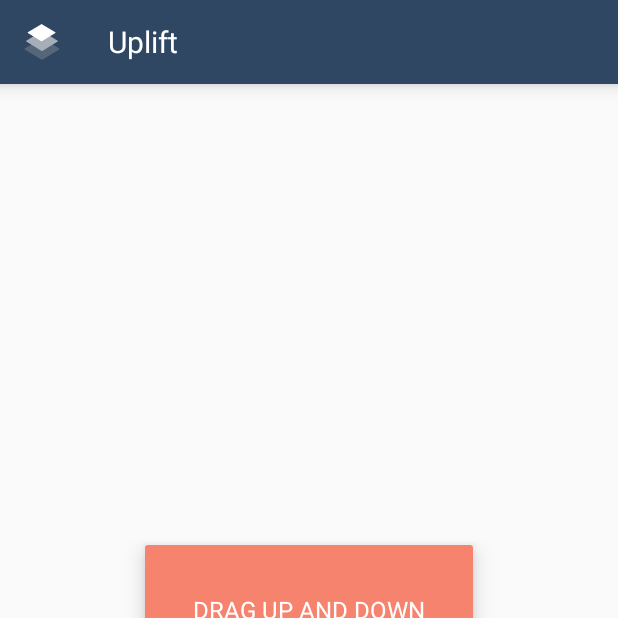
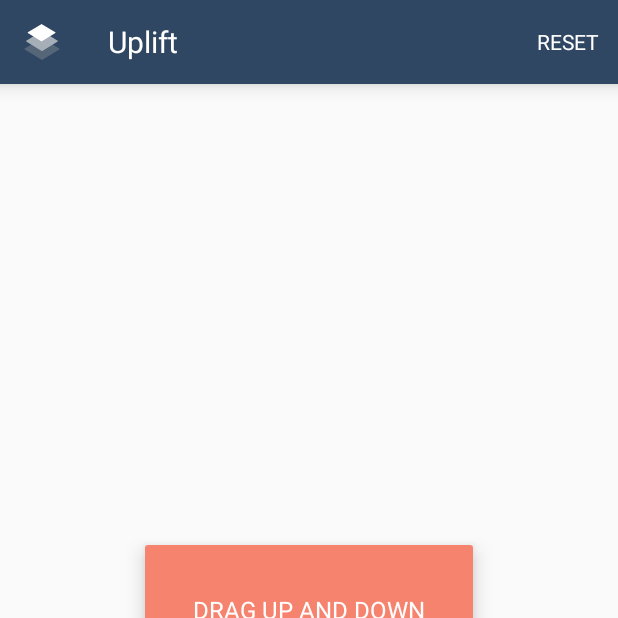
Before and after one commit to rock3r/uplift, an Android app: the screen it shows after launch (MainActivity), on a phone screen of 412 x 824 dp, the top half of it. Run offline under Robolectric (Android 15) with nearby library versions, the phone set to English and light mode, and no system bars; Roboto replaces fonts that are not available here; 1 statement that could not run was skipped.

Commit message:
Add reset button

```diff
--- a/app/src/main/java/me/seebrock3r/elevationtester/MainActivity.kt
+++ b/app/src/main/java/me/seebrock3r/elevationtester/MainActivity.kt
@@ -8,6 +8,8 @@ import android.graphics.Color
 import android.graphics.Rect
 import android.os.Build
 import android.os.Bundle
+import android.view.Menu
+import android.view.MenuItem
 import android.view.MotionEvent
 import android.view.View
 import android.widget.SeekBar
@@ -268,6 +270,26 @@ class MainActivity : AppCompatActivity() {
             }
         }
     }
+
+    override fun onCreateOptionsMenu(menu: Menu): Boolean {
+        super.onCreateOptionsMenu(menu)
+        menuInflater.inflate(R.menu.main_menu, menu)
+        return true
+    }
+
+    override fun onOptionsItemSelected(item: MenuItem): Boolean {
+        if (item.itemId == R.id.menu_reset) {
+            elevationBar.progress = 8
+            xScaleBar.progress = xScaleBar.max /2
+            yScaleBar.progress = yScaleBar.max /2
+            yShiftBar.progress = yShiftBar.max /2
+            ambientColor.color = Color.BLACK.setAlphaTo((0.039f * 255).toInt())
+            spotColor.color = Color.BLACK.setAlphaTo((0.19f * 255).toInt())
+            return true
+        } else {
+            return super.onOptionsItemSelected(item)
+        }
+    }
 }
 
 private fun View.boundsOnScreen(): Rect {
--- a/app/src/main/res/menu/main_menu.xml
+++ b/app/src/main/res/menu/main_menu.xml
@@ -1,13 +1,15 @@
 <?xml version="1.0" encoding="utf-8"?>
-<menu xmlns:android="http://schemas.android.com/apk/res/android"
+<menu xmlns:tools="http://schemas.android.com/tools"
+  xmlns:android="http://schemas.android.com/apk/res/android"
   xmlns:app="http://schemas.android.com/apk/res-auto">
 
   <item
-    android:id="@+id/menu_moar_shadow"
+    android:id="@+id/menu_reset"
     android:checkable="true"
     android:checked="false"
-    android:title="TV mode"
-    android:tooltipText="Android TV mode (MOAR SHADOWS)"
-    app:showAsAction="always|withText" />
+    android:title="@string/menu_title_reset"
+    android:tooltipText="@string/menu_tooltip_reset"
+    app:showAsAction="always|withText"
+    tools:targetApi="o" />
 
 </menu>
--- a/app/src/main/res/values/strings.xml
+++ b/app/src/main/res/values/strings.xml
@@ -22,5 +22,7 @@
   <string name="brightness_label">Brightness:</string>
   <string name="alpha_label">Alpha:</string>
   <string name="close">Close</string>
+  <string name="menu_title_reset">Reset</string>
+  <string name="menu_tooltip_reset">Reset to defaults</string>
 
 </resources>
```
